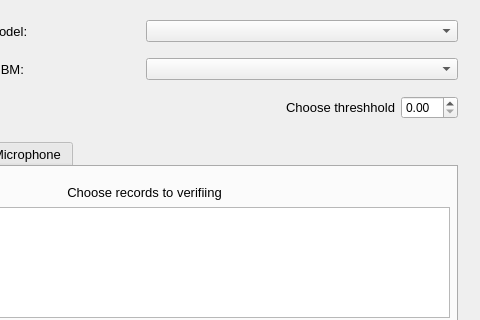
Above: windows/ModelVerificationWindow.ui from Erucolindo96/Native-Speaker before the change; both pictures show x 193 to 673 and y 0 to 320 of the 673 by 431 pixel window. Below: the same form after it.
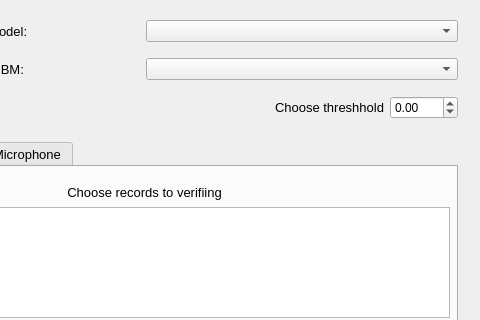
That is the form after the change.

Commit message: Poprawienie UI (zamiana napisów polskich na angielskie)

Diff of the .ui file:
```diff
--- a/windows/ModelVerificationWindow.ui
+++ b/windows/ModelVerificationWindow.ui
@@ -108,6 +108,12 @@
       </item>
       <item>
        <widget class="QDoubleSpinBox" name="doubleSpinBox_threshold">
+        <property name="minimum">
+         <double>-100.000000000000000</double>
+        </property>
+        <property name="maximum">
+         <double>100.000000000000000</double>
+        </property>
         <property name="singleStep">
          <double>0.100000000000000</double>
         </property>
```
Left out of the diff: 4 changed lines with no effect on the pictures. The commit also changes 1 other file.
